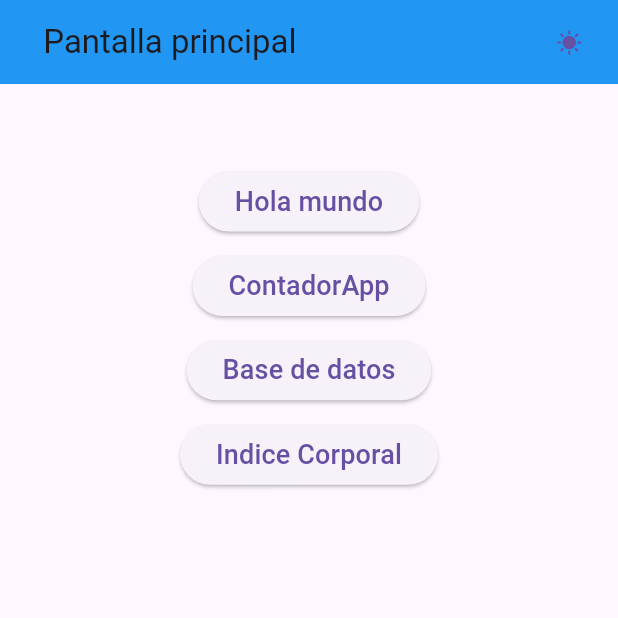
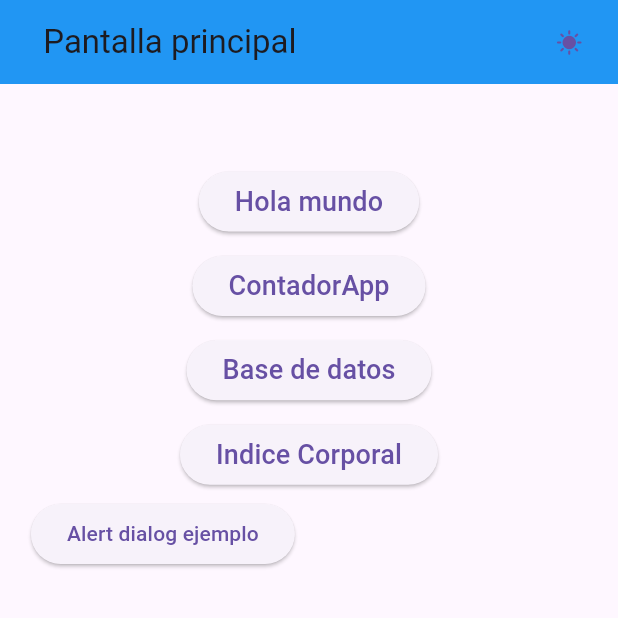
Before and after one commit to IGerardoJR/AllInApp, a Flutter app: the screen it shows after launch, on a phone screen of 412 x 824 dp, the top half of it. Run offline on Flutter 3.47's test engine with Material 3 defaults, Android fonts, the light colour scheme and no system bars.

Commit message:
Alert dialog widget

```diff
--- a/lib/main.dart
+++ b/lib/main.dart
@@ -81,6 +81,20 @@ class _MyAppState extends State<MyApp> {
                     texto: 'Indice Corporal',
                     context: context,
                     ruta: '/imcapp'),
+                SizedBox(
+                  height: _deviceHeigth * 0.01,
+                ),
+                Row(
+                  mainAxisAlignment: MainAxisAlignment.center,
+                  mainAxisSize: MainAxisSize.min,
+                  children: [
+                    SizedBox(
+                      height: _deviceHeigth * 0.05,
+                      width: _deviceWidth * 0.9,
+                      child: AlertHome(),
+                    ),
+                  ],
+                ),
               ],
             ),
           ),
@@ -123,3 +137,33 @@ class _MyAppState extends State<MyApp> {
     );
   }
 }
+
+class AlertHome extends StatelessWidget {
+  AlertHome({Key? key});
+  @override
+  Widget build(BuildContext context) {
+    return Center(
+      child: Scaffold(
+          body: ElevatedButton(
+        onPressed: () => {
+          showDialog(
+              context: context,
+              builder: (BuildContext context) => AlertDialog(
+                    title: const Text('Ejemplo de dialog'),
+                    content: const Text('Hola jeje'),
+                    actions: <Widget>[
+                      TextButton(
+                          onPressed: () => {Navigator.pop(context)},
+                          child: const Text('Cancelar')),
+                      TextButton(
+                        onPressed: () => {Navigator.pop(context)},
+                        child: const Text('Juan'),
+                      )
+                    ],
+                  ))
+        },
+        child: const Text('Alert dialog ejemplo'),
+      )),
+    );
+  }
+}
```
Also changed, not shown: lib/pages/imc.dart (+64 -9 lines).
